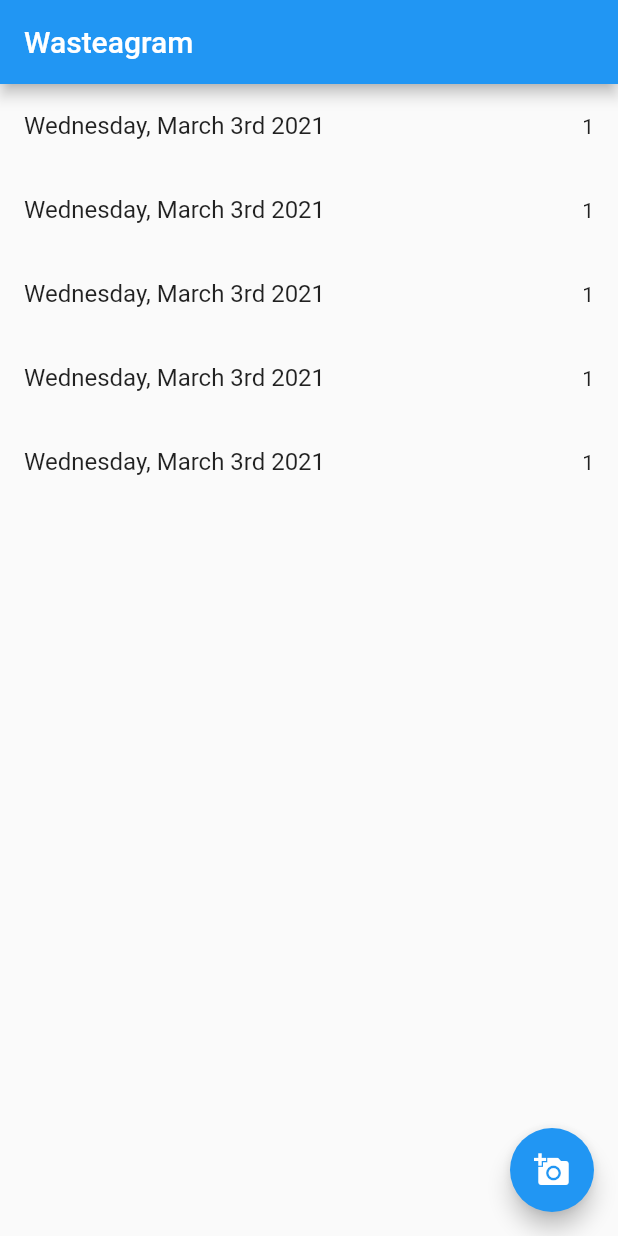
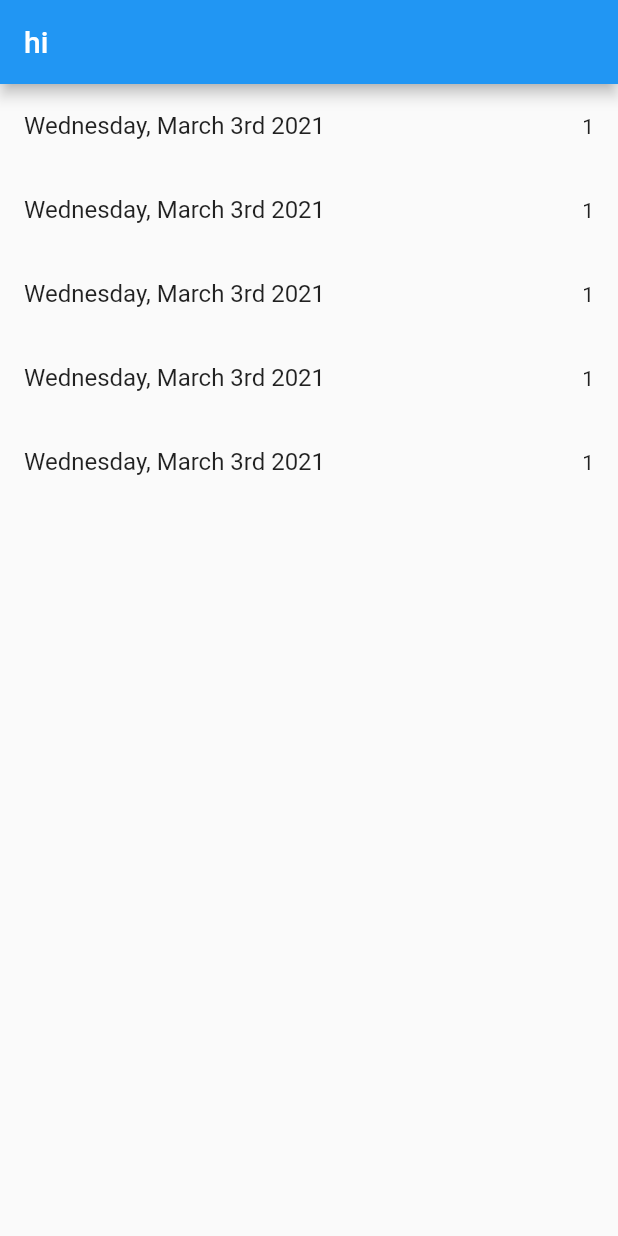
Before and after one commit to stuttskl/wasteagram, a Flutter app: the screen it shows after launch, on a phone screen of 412 x 824 dp. Run offline on Flutter 3.47's test engine with Material 2 defaults, Android fonts, the phone set to English and light mode, and no system bars; our stand-ins replace cloud_firestore, firebase_core, firebase_storage, image_picker; accounts and stored records are empty.

Commit message:
implement basic list view and on tap leads to details screen

```diff
--- a/lib/app.dart
+++ b/lib/app.dart
@@ -7,6 +7,7 @@ import 'package:image_picker/image_picker.dart';
 import 'package:firebase_storage/firebase_storage.dart';
 
 import './screens/list_screen.dart';
+import './screens/details_screen.dart';
 
 class App extends StatelessWidget {
   // This widget is the root of your application.
@@ -60,11 +61,11 @@ class _MyHomePageState extends State<MyHomePage> {
 
   @override
   Widget build(BuildContext context) {
-    return Scaffold(
-      appBar: AppBar(
-        title: Text(widget.title),
-      ),
-      body: ListScreen(),
+    var routes = {DetailsScreen.routeName: (context) => DetailsScreen()};
+    return MaterialApp(
+      routes: routes,
+      title: 'Wasteagram',
+      home: ListScreen(),
       // body: Center(
       //     child: Column(children: [
       //   Center(
@@ -90,11 +91,11 @@ class _MyHomePageState extends State<MyHomePage> {
       //         }
       //       })
       // ])),
-      floatingActionButton: FloatingActionButton(
-        onPressed: getImage,
-        tooltip: 'Pick Image',
-        child: Icon(Icons.add_a_photo),
-      ),
+      // floatingActionButton: FloatingActionButton(
+      //   onPressed: getImage,
+      //   tooltip: 'Pick Image',
+      //   child: Icon(Icons.add_a_photo),
+      // ),
     );
   }
 }
--- a/lib/screens/list_screen.dart
+++ b/lib/screens/list_screen.dart
@@ -1,4 +1,7 @@
 import 'package:flutter/material.dart';
+import 'package:wasteagram/app.dart';
+
+import '../models/post.dart';
 
 class ListScreen extends StatefulWidget {
   @override
@@ -8,19 +11,30 @@ class ListScreen extends StatefulWidget {
 class _ListScreenState extends State<ListScreen> {
   void goToDetailsScreen(context, id) {
     print("inside of go to details screen for id: " + id.toString());
-    // Navigator.pushNamed(context, 'detailsScreen', arguments:)
+    Navigator.pushNamed(context, 'detailsScreen', arguments:
+      Post(
+        imgUrl: "https://www.theflavorbender.com/wp-content/uploads/2014/09/Simpsons-Doughnuts-4238-Copy-1.jpg",
+        lat: 0,
+        long: 0,
+        numWasted: 0,
+        timeStamp: "test"
+      )
+    );
+
   }
   @override
   Widget build(BuildContext context) {
-    return ListView.builder(
+    return Scaffold(appBar: AppBar(title: Text('hi')),
+    body: ListView.builder(
       itemCount: 5,
       itemBuilder: (context, index) {
         return ListTile(
           title: Text('Wednesday, March 3rd 2021'), // date of post
           trailing: Text(1.toString()), // number of items wasted
-          onTap:  () => goToDetailsScreen(context, index) // might have to -1 from this idk yet
+          onTap:  () => goToDetailsScreen(context, index -1) // might have to -1 from this idk yet
         );
       },
+    )
     );
     // add photo FAB here
   }
```
Also changed, not shown: lib/screens/details_screen.dart (+17 -2 lines).
